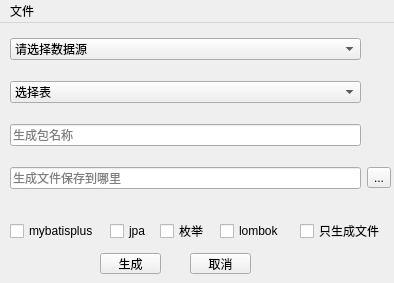
Above: Window.ui from wyxqlgl/javaCodeCreate before the change. Below: the same form after it.
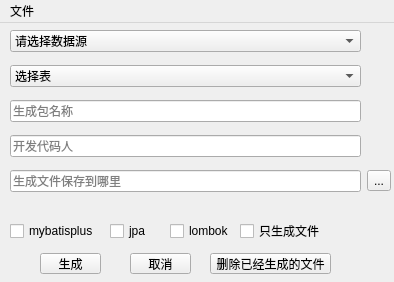
That is the form after the change.

Commit message: 配置文件配置

Diff of the .ui file:
```diff
--- a/Window.ui
+++ b/Window.ui
@@ -7,26 +7,13 @@
     <x>0</x>
     <y>0</y>
     <width>394</width>
-    <height>283</height>
+    <height>282</height>
    </rect>
   </property>
   <property name="windowTitle">
    <string>自动生成代码</string>
   </property>
   <widget class="QWidget" name="centralwidget">
-   <widget class="QCheckBox" name="checkBox_2">
-    <property name="geometry">
-     <rect>
-      <x>160</x>
-      <y>200</y>
-      <width>47</width>
-      <height>16</height>
-     </rect>
-    </property>
-    <property name="text">
-     <string>枚举</string>
-    </property>
-   </widget>
    <widget class="QCheckBox" name="checkBox_3">
     <property name="geometry">
      <rect>
@@ -56,7 +43,7 @@
    <widget class="QCheckBox" name="checkBox_5">
     <property name="geometry">
      <rect>
-      <x>300</x>
+      <x>240</x>
       <y>200</y>
       <width>83</width>
       <height>16</height>
@@ -69,7 +56,7 @@
    <widget class="QCheckBox" name="checkBox">
     <property name="geometry">
      <rect>
-      <x>220</x>
+      <x>170</x>
       <y>200</y>
       <width>59</width>
       <height>16</height>
@@ -89,29 +76,6 @@
      </rect>
     </property>
     <layout class="QGridLayout" name="gridLayout">
-     <item row="3" column="0">
-      <widget class="QLineEdit" name="lineEdit_4">
-       <property name="placeholderText">
-        <string>生成文件保存到哪里</string>
-       </property>
-      </widget>
-     </item>
-     <item row="1" column="0">
-      <widget class="QComboBox" name="comboBox_2">
-       <item>
-        <property name="text">
-         <string>选择表</string>
-        </property>
-       </item>
-      </widget>
-     </item>
-     <item row="3" column="1">
-      <widget class="QToolButton" name="toolButton_3">
-       <property name="text">
-        <string>...</string>
-       </property>
-      </widget>
-     </item>
      <item row="2" column="0">
       <widget class="QLineEdit" name="lineEdit_3">
        <property name="placeholderText">
@@ -119,6 +83,13 @@
        </property>
       </widget>
      </item>
+     <item row="4" column="0">
+      <widget class="QLineEdit" name="lineEdit_4">
+       <property name="placeholderText">
+        <string>生成文件保存到哪里</string>
+       </property>
+      </widget>
+     </item>
      <item row="0" column="0">
       <widget class="QComboBox" name="comboBox">
        <item>
@@ -128,12 +99,38 @@
        </item>
       </widget>
      </item>
+     <item row="4" column="1">
+      <widget class="QToolButton" name="toolButton_3">
+       <property name="text">
+        <string>...</string>
+       </property>
+      </widget>
+     </item>
+     <item row="1" column="0">
+      <widget class="QComboBox" name="comboBox_2">
+       <item>
+        <property name="text">
+         <string>选择表</string>
+        </property>
+       </item>
+      </widget>
+     </item>
+     <item row="3" column="0">
+      <widget class="QLineEdit" name="lineEdit">
+       <property name="cursor">
+        <cursorShape>SizeVerCursor</cursorShape>
+       </property>
+       <property name="placeholderText">
+        <string>开发代码人</string>
+       </property>
+      </widget>
+     </item>
     </layout>
    </widget>
    <widget class="QToolButton" name="toolButton">
     <property name="geometry">
      <rect>
-      <x>100</x>
+      <x>40</x>
       <y>230</y>
       <width>61</width>
       <height>21</height>
@@ -146,7 +143,7 @@
    <widget class="QToolButton" name="toolButton_2">
     <property name="geometry">
      <rect>
-      <x>190</x>
+      <x>130</x>
       <y>230</y>
       <width>61</width>
       <height>21</height>
@@ -156,6 +153,19 @@
      <string>取消</string>
     </property>
    </widget>
+   <widget class="QToolButton" name="toolButton_4">
+    <property name="geometry">
+     <rect>
+      <x>210</x>
+      <y>230</y>
+      <width>121</width>
+      <height>21</height>
+     </rect>
+    </property>
+    <property name="text">
+     <string>删除已经生成的文件</string>
+    </property>
+   </widget>
   </widget>
   <widget class="QMenuBar" name="menubar">
    <property name="geometry">
```
Left out of the diff: 1 changed line with no effect on the pictures. The commit also changes 7 other files.
